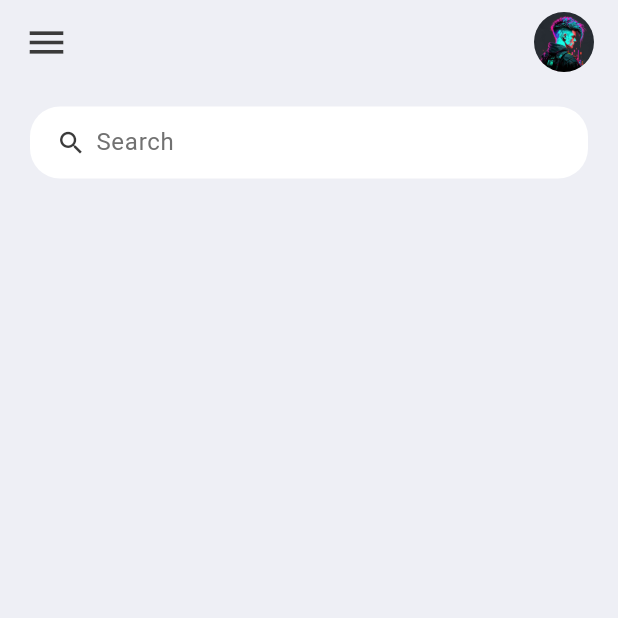
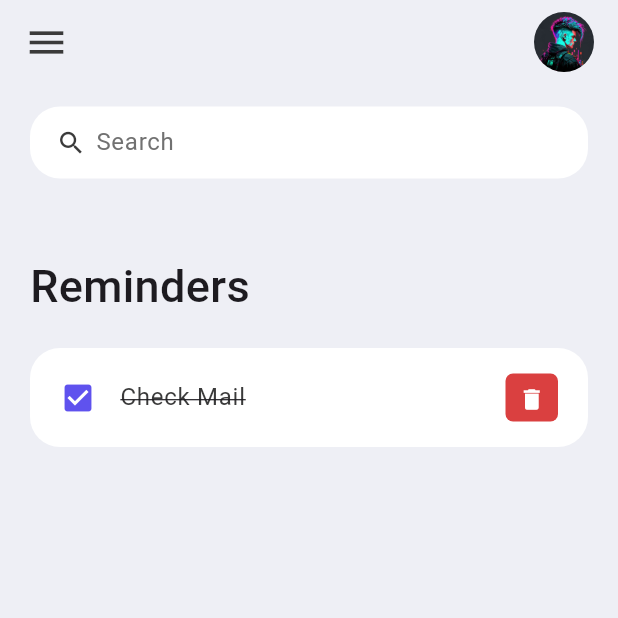
Before and after one commit to GitSentinel/Flutter_To_Do_App, a Flutter app: the screen it shows after launch, on a phone screen of 412 x 824 dp, the top half of it. Run offline on Flutter 3.47's test engine with Material 3 defaults, Android fonts, the phone set to English and light mode, and no system bars.

Commit message:
[ADD]: ToDo Item

```diff
--- a/lib/pages/home.dart
+++ b/lib/pages/home.dart
@@ -1,8 +1,9 @@
 // ignore_for_file: prefer_const_constructors, prefer_const_literals_to_create_immutables
 
 import 'package:flutter/material.dart';
-import 'package:todo_app/constants/app_colors.dart';
-import 'package:todo_app/widgets/search_box.dart';
+import '../constants/app_colors.dart';
+import '../widgets/search_box.dart';
+import '../widgets/todo_item.dart';
 
 class Home extends StatelessWidget {
   const Home({super.key});
@@ -20,6 +21,26 @@
         child: Column(
           children: [
             SearchBox(),
+            Expanded(
+              child: ListView(
+                children: [
+                  Container(
+                    margin: EdgeInsets.only(
+                      top: 50,
+                      bottom: 20,
+                    ),
+                    child: Text(
+                      'Reminders',
+                      style: TextStyle(
+                        fontWeight: FontWeight.w500,
+                        fontSize: 30,
+                      ),
+                    ),
+                  ),
+                  ToDoItem(),
+                ],
+              ),
+            )
           ],
         ),
       ),
--- /dev/null
+++ b/lib/widgets/todo_item.dart
@@ -0,0 +1,53 @@
+// ignore_for_file: prefer_const_constructors
+
+import 'package:flutter/material.dart';
+import 'package:todo_app/constants/app_colors.dart';
+
+class ToDoItem extends StatelessWidget {
+  const ToDoItem({super.key});
+
+  @override
+  Widget build(BuildContext context) {
+    return Container(
+      child: ListTile(
+        onTap: () {},
+        shape: RoundedRectangleBorder(
+          borderRadius: BorderRadius.circular(20),
+        ),
+        contentPadding: EdgeInsets.symmetric(
+          horizontal: 20,
+          vertical: 5,
+        ),
+        tileColor: Colors.white,
+        leading: Icon(
+          Icons.check_box,
+          color: AppColors.blue,
+        ),
+        title: Text(
+          'Check Mail',
+          style: TextStyle(
+            fontSize: 16,
+            color: AppColors.black,
+            decoration: TextDecoration.lineThrough,
+          ),
+        ),
+        trailing: Container(
+          padding: EdgeInsets.all(0),
+          margin: EdgeInsets.symmetric(vertical: 12),
+          height: 35,
+          width: 35,
+          decoration: BoxDecoration(
+            color: AppColors.red,
+            borderRadius: BorderRadius.circular(5),
+          ),
+          child: IconButton(
+            onPressed: () {},
+            color: Colors.white,
+            iconSize: 18,
+            icon: Icon(Icons.delete),
+          ),
+        ),
+      ),
+    );
+  }
+}
```
